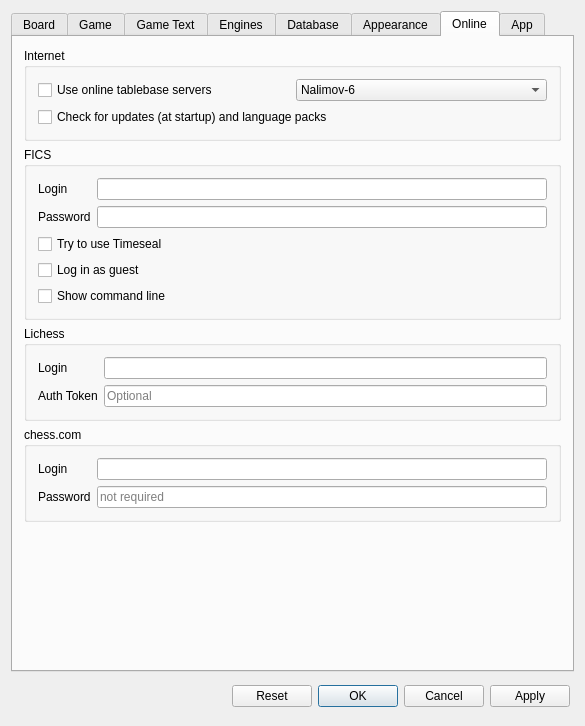
The window that src/dialogs/preferences.ui (Isarhamster/chessx) describes before a commit, drawn with Qt 5.
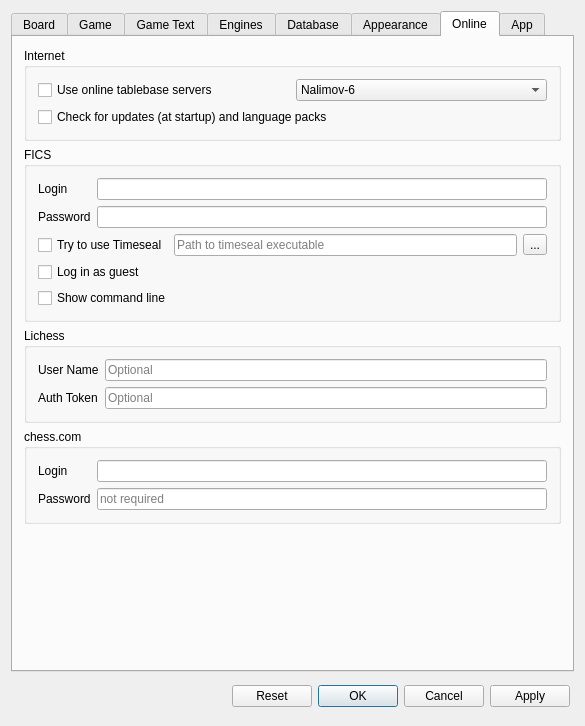
The same window after the commit. The open tabs and pages were chosen to show the change. Icons and pictures are not drawn. Custom widgets are drawn as their Qt base class.

Commit message: New feat: Make timeseal path configurable

```diff
--- a/src/dialogs/preferences.ui
+++ b/src/dialogs/preferences.ui
@@ -1698,20 +1698,9 @@
           <string>FICS</string>
          </property>
          <layout class="QGridLayout" name="gridLayout_4">
-          <item row="1" column="0">
-           <widget class="QCheckBox" name="btUseTimeseal">
-            <property name="text">
-             <string>Try to use Timeseal</string>
-            </property>
-           </widget>
-          </item>
-          <item row="2" column="0">
-           <widget class="QCheckBox" name="guestLogin">
-            <property name="text">
-             <string>Log in as guest</string>
-            </property>
-           </widget>
-          </item>
+          <property name="horizontalSpacing">
+           <number>-1</number>
+          </property>
           <item row="0" column="0">
            <layout class="QFormLayout" name="formLayout_2">
             <item row="0" column="0">
@@ -1742,7 +1731,42 @@
             </item>
            </layout>
           </item>
-          <item row="3" column="0">
+          <item row="2" column="0">
+           <layout class="QHBoxLayout" name="timeseal_layout">
+            <property name="leftMargin">
+             <number>0</number>
+            </property>
+            <item>
+             <widget class="QCheckBox" name="btUseTimeseal">
+              <property name="text">
+               <string>Try to use Timeseal</string>
+              </property>
+             </widget>
+            </item>
+            <item>
+             <widget class="QLineEdit" name="timesealPath">
+              <property name="placeholderText">
+               <string>Path to timeseal executable</string>
+              </property>
+             </widget>
+            </item>
+            <item>
+             <widget class="QToolButton" name="timesealButton">
+              <property name="text">
+               <string>...</string>
+              </property>
+             </widget>
+            </item>
+           </layout>
+          </item>
+          <item row="4" column="0">
+           <widget class="QCheckBox" name="guestLogin">
+            <property name="text">
+             <string>Log in as guest</string>
+            </property>
+           </widget>
+          </item>
+          <item row="5" column="0">
            <widget class="QCheckBox" name="commandLine">
             <property name="text">
              <string>Show command line</string>
@@ -1763,7 +1787,7 @@
             <item row="0" column="0">
              <widget class="QLabel" name="label_25">
               <property name="text">
-               <string>Login</string>
+               <string>User Name</string>
               </property>
               <property name="buddy">
                <cstring>userNameLichess</cstring>
@@ -1771,7 +1795,11 @@
              </widget>
             </item>
             <item row="0" column="1">
-             <widget class="QLineEdit" name="userNameLichess"/>
+             <widget class="QLineEdit" name="userNameLichess">
+              <property name="placeholderText">
+               <string>Optional</string>
+              </property>
+             </widget>
             </item>
             <item row="1" column="0">
              <widget class="QLabel" name="label_26">
```
Left out of the diff: 2 changed lines with no effect on the pictures. The commit also changes 5 other files.
